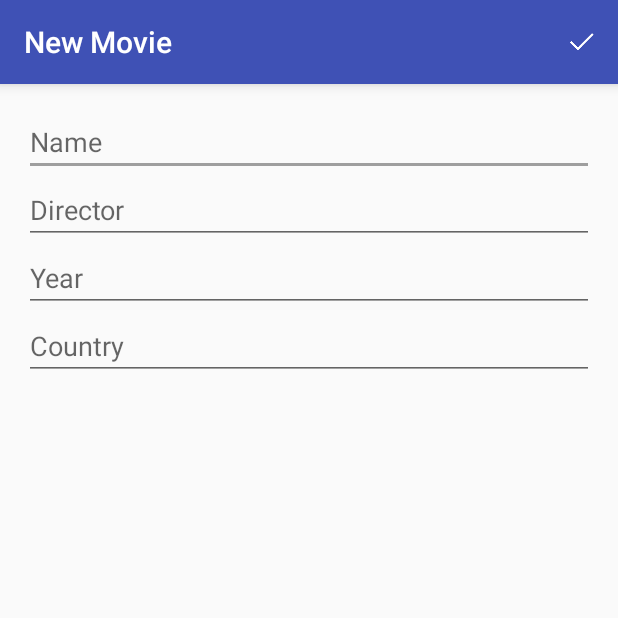
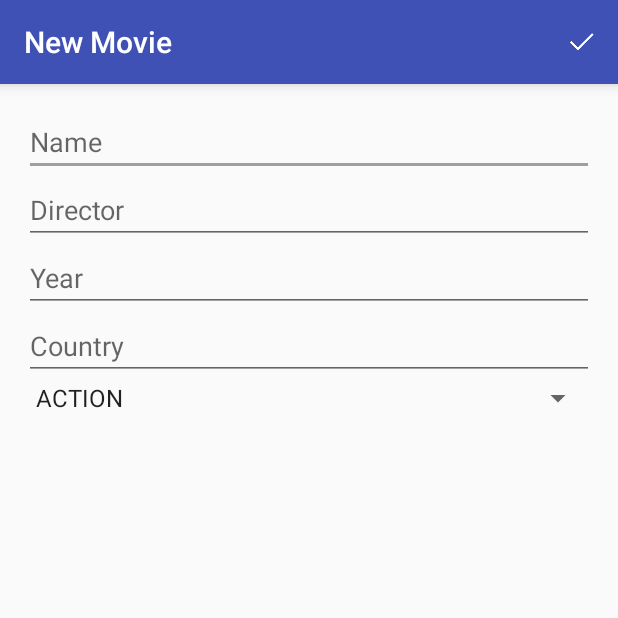
Before and after one commit to jhancarlosmj/AppMovies, an Android app: the MovieAddFragment screen opened directly, with no data from a screen before it, on a phone screen of 412 x 824 dp, the top half of it. Run offline under Robolectric (Android 15) with nearby library versions, the phone set to English and light mode, and no system bars.

Commit message:
POST movies created

```diff
--- /dev/null
+++ b/app/src/main/java/com/jhancarlos/appmovies/HttpRequest/AddMovieCallback.java
@@ -0,0 +1,10 @@
+package com.jhancarlos.appmovies.HttpRequest;
+
+import com.jhancarlos.appmovies.models.Movie;
+
+/**
+ * Created by Warren on 31/03/2015.
+ */
+public interface AddMovieCallback {
+	void onAddedMovieResult(Movie movie);
+}
--- a/app/src/main/java/com/jhancarlos/appmovies/HttpRequest/MoviesCallback.java
+++ b/app/src/main/java/com/jhancarlos/appmovies/HttpRequest/GetMoviesCallback.java
@@ -5,6 +5,6 @@ import com.jhancarlos.appmovies.models.Movie;
 /**
  * Created by Warren on 31/03/2015.
  */
-public interface MoviesCallback {
+public interface GetMoviesCallback {
 	void onGetMoviesResult(Movie[] movies);
 }
--- a/app/src/main/java/com/jhancarlos/appmovies/HttpRequest/HttpRequestPOST.java
+++ b/app/src/main/java/com/jhancarlos/appmovies/HttpRequest/HttpRequestPOST.java
@@ -3,6 +3,7 @@ package com.jhancarlos.appmovies.HttpRequest;
 import android.os.AsyncTask;
 import android.util.Log;
 
+import com.jhancarlos.appmovies.models.Movie;
 import com.jhancarlos.appmovies.util.Configuration;
 
 import org.springframework.http.ResponseEntity;
@@ -40,7 +41,7 @@ public class HttpRequestPOST extends AsyncTask<Void, Void, Object> {
 			RestTemplate restTemplate = new RestTemplate();
 			restTemplate.getMessageConverters().add(new MappingJackson2HttpMessageConverter());
 
-			ResponseEntity<Object> response = restTemplate.postForEntity(url, this.param, Object
+			ResponseEntity<Movie> response = restTemplate.postForEntity(url, this.param, Movie
 					.class);
 
 			Log.i("HttpRequestPOST", "doInBackground " + response.getStatusCode());
--- a/app/src/main/java/com/jhancarlos/appmovies/activities/BaseActivity.java
+++ b/app/src/main/java/com/jhancarlos/appmovies/activities/BaseActivity.java
@@ -2,13 +2,13 @@ package com.jhancarlos.appmovies.activities;
 
 import android.os.Bundle;
 import android.support.v4.app.Fragment;
-import android.support.v7.app.ActionBarActivity;
+import android.support.v7.app.AppCompatActivity;
 import android.support.v7.widget.Toolbar;
 
 import com.jhancarlos.appmovies.R;
 
 
-public abstract class BaseActivity extends ActionBarActivity {
+public abstract class BaseActivity extends AppCompatActivity {
 
     private Toolbar toolbar;
     private CharSequence mTitle;
--- a/app/src/main/java/com/jhancarlos/appmovies/activities/MovieActivity.java
+++ b/app/src/main/java/com/jhancarlos/appmovies/activities/MovieActivity.java
@@ -3,7 +3,7 @@ package com.jhancarlos.appmovies.activities;
 import android.os.Bundle;
 import android.support.v4.app.Fragment;
 
-import com.jhancarlos.appmovies.fragments.MoviesFragment;
+import com.jhancarlos.appmovies.fragments.GetMoviesFragment;
 
 /**
  * Created by Jhancarlos on 30/05/2015.
@@ -13,7 +13,7 @@ public class MovieActivity extends BaseActivity {
 
     @Override
     protected Fragment createFragment() {
-        return MoviesFragment.newInstance();
+        return GetMoviesFragment.newInstance();
     }
 
     @Override
--- a/app/src/main/java/com/jhancarlos/appmovies/activities/MovieAddActivity.java
+++ b/app/src/main/java/com/jhancarlos/appmovies/activities/MovieAddActivity.java
@@ -8,7 +8,6 @@ import android.view.MenuItem;
 
 import com.jhancarlos.appmovies.R;
 import com.jhancarlos.appmovies.fragments.MovieAddFragment;
-import com.jhancarlos.appmovies.fragments.MoviesFragment;
 
 /**
  * Created by DAM on 28/5/15.
--- a/app/src/main/java/com/jhancarlos/appmovies/fragments/MovieAddFragment.java
+++ b/app/src/main/java/com/jhancarlos/appmovies/fragments/MovieAddFragment.java
@@ -7,21 +7,26 @@ import android.util.Log;
 import android.view.LayoutInflater;
 import android.view.View;
 import android.view.ViewGroup;
+import android.widget.Spinner;
 import android.widget.TextView;
 
+import com.jhancarlos.appmovies.HttpRequest.AddMovieCallback;
+import com.jhancarlos.appmovies.Manager.MovieManagerPOST;
 import com.jhancarlos.appmovies.R;
+import com.jhancarlos.appmovies.models.Genre;
 import com.jhancarlos.appmovies.models.Movie;
 
 
 /**
  * Created by DAM on 21/5/15.
  */
-public class MovieAddFragment extends Fragment {
+public class MovieAddFragment extends Fragment implements AddMovieCallback {
 
 	private TextView mNameMovie;
 	private TextView mDirectorMovie;
 	private TextView mYearMovie;
 	private TextView mCountryMovie;
+	private Spinner mGenreSpinner;
 
 
 	public MovieAddFragment() {
@@ -44,45 +49,55 @@ public class MovieAddFragment extends Fragment {
 		mDirectorMovie = (TextView) root.findViewById(R.id.director_movie);
 		mYearMovie = (TextView) root.findViewById(R.id.year_movie);
 		mCountryMovie = (TextView) root.findViewById(R.id.country_movie);
+		mGenreSpinner = (Spinner) root.findViewById(R.id.genre_spinner);
 
 		return root;
 	}
-    public void addMovie(){
+
+	public void addMovie() {
 		Movie movie = new Movie();
 
 
-        if(mNameMovie.getText().toString().equals("")){
+		if (mNameMovie.getText().toString().equals("")) {
 			movie.setName("Default Title");
-        }else{
+		} else {
 			movie.setName(mNameMovie.getText().toString());
 		}
 
 
-        if(mDirectorMovie.getText().toString().equals("")){
+		if (mDirectorMovie.getText().toString().equals("")) {
 			movie.setDirector("Default Director");
-        }else{
+		} else {
 			movie.setDirector(mDirectorMovie.getText().toString());
 		}
 
-        if(mYearMovie.getText().toString().trim().equals("")){
+		if (mYearMovie.getText().toString().trim().equals("")) {
 			movie.setYear(1900);
-        }else{
+		} else {
 			movie.setYear(Integer.parseInt(mYearMovie.getText().toString().trim()));
 		}
 
-        if(mCountryMovie.getText().toString().equals("")){
+		if (mCountryMovie.getText().toString().equals("")) {
 			movie.setCountry("Default Country");
-        }else{
+		} else {
 			movie.setCountry(mCountryMovie.getText().toString());
 		}
 
-        /*MovieFactoryJson.data.add(movie);
+		movie.setGenre(Genre.valueOf(mGenreSpinner.getSelectedItem().toString()));
 
-        Log.d("Tamanyo data", "" + MovieFactoryJson.data.size());*/
-        Log.d("Movie add", "" + movie);
+		MovieManagerPOST.getInstance().setAppContext(getActivity().getApplicationContext());
+		MovieManagerPOST.getInstance().setAddMovieCallback(this);
+		MovieManagerPOST.getInstance().postMovieToServer(movie);
 
-        getActivity().finish();
+		Log.d("MovieAddFragment", "movieToAdd: " + movie);
+
+
 	}
 
 
+	@Override
+	public void onAddedMovieResult(Movie movie) {
+		Log.d("MovieAddFragment", "movieAdded: " + movie);
+		getActivity().finish();
 	}
+}
--- a/app/src/main/java/com/jhancarlos/appmovies/fragments/MovieDetailFragment.java
+++ b/app/src/main/java/com/jhancarlos/appmovies/fragments/MovieDetailFragment.java
@@ -29,6 +29,7 @@ public class MovieDetailFragment extends Fragment {
     private TextView mDirectorDetailMovie;
     private TextView mYearDetailMovie;
     private TextView mCountryDetailMovie;
+    private TextView mGenreDetailMovie;
     private Toolbar toolbar;
 
 
@@ -80,6 +81,9 @@ public class MovieDetailFragment extends Fragment {
         mCountryDetailMovie = (TextView) root.findViewById(R.id.movie_detail_country);
         mCountryDetailMovie.setText(currentMovie.getCountry());
 
+        mGenreDetailMovie = (TextView) root.findViewById(R.id.movie_detail_genre);
+        mGenreDetailMovie.setText(""+currentMovie.getGenre());
+
         return root;
     }
 
--- a/app/src/main/java/com/jhancarlos/appmovies/models/Genre.java
+++ b/app/src/main/java/com/jhancarlos/appmovies/models/Genre.java
@@ -1,5 +1,6 @@
 package com.jhancarlos.appmovies.models;
 
 public enum Genre {
-	ACTION, ADVENTURE, ANIMATION, COMEDY, CRIME, DOCUMENTARY, DRAMA, FANTASY, HISTORY, HORROR, MUSIC, ROMANCE, SCIFI, SPORT, THRILLER, WAR, WESTREN
+	ACTION, ADVENTURE, ANIMATION, COMEDY, CRIME, DOCUMENTARY, DRAMA, FANTASY, HISTORY, HORROR,
+	MUSIC, ROMANCE, SCIFI, SPORT, THRILLER, WAR, WESTERN
 }
--- a/app/src/main/res/layout/fragment_addmovie.xml
+++ b/app/src/main/res/layout/fragment_addmovie.xml
@@ -1,48 +1,60 @@
 <RelativeLayout xmlns:android="http://schemas.android.com/apk/res/android"
-    xmlns:tools="http://schemas.android.com/tools"
                 android:layout_width="match_parent"
                 android:layout_height="match_parent"
+                android:gravity="center_horizontal"
+                android:id="@+id/addmovie_layout"
+                android:paddingBottom="@dimen/activity_vertical_margin"
                 android:paddingLeft="@dimen/activity_horizontal_margin"
                 android:paddingRight="@dimen/activity_horizontal_margin"
-    android:paddingTop="@dimen/activity_vertical_margin"
-    android:paddingBottom="@dimen/activity_vertical_margin"
-    android:gravity="center_horizontal">
+                android:paddingTop="@dimen/activity_vertical_margin">
 
 
 	<EditText
+		android:id="@+id/name_movie"
 		android:layout_width="match_parent"
 		android:layout_height="wrap_content"
-        android:id="@+id/name_movie"
-        android:layout_alignParentTop="true"
 		android:layout_alignParentLeft="true"
 		android:layout_alignParentStart="true"
-        android:hint="Name" />
+		android:layout_alignParentTop="true"
+		android:hint="Name"/>
 
 	<EditText
+		android:id="@+id/director_movie"
 		android:layout_width="match_parent"
 		android:layout_height="wrap_content"
-        android:id="@+id/director_movie"
-        android:layout_below="@+id/name_movie"
 		android:layout_alignParentLeft="true"
 		android:layout_alignParentStart="true"
-        android:hint="Director" />
+		android:layout_below="@+id/name_movie"
+		android:hint="Director"/>
 
 	<EditText
+		android:id="@+id/year_movie"
 		android:layout_width="match_parent"
 		android:layout_height="wrap_content"
-        android:id="@+id/year_movie"
-        android:layout_below="@+id/director_movie"
 		android:layout_alignParentLeft="true"
 		android:layout_alignParentStart="true"
+		android:layout_below="@+id/director_movie"
 		android:hint="Year"
-        android:inputType="number" />
+		android:inputType="number"/>
 
 	<EditText
+		android:id="@+id/country_movie"
 		android:layout_width="match_parent"
 		android:layout_height="wrap_content"
-        android:id="@+id/country_movie"
-        android:layout_below="@+id/year_movie"
 		android:layout_alignParentLeft="true"
 		android:layout_alignParentStart="true"
-        android:hint="Country" />
+		android:layout_below="@+id/year_movie"
+		android:hint="Country"/>
+
+	<Spinner
+		android:id="@+id/genre_spinner"
+		android:layout_width="match_parent"
+		android:layout_height="wrap_content"
+		android:entries="@array/genres"
+	    android:layout_below="@+id/country_movie"
+		android:layout_alignParentLeft="true"
+		android:layout_alignParentStart="true"
+
+		/>
+
 </RelativeLayout>
--- a/app/src/main/res/values/strings.xml
+++ b/app/src/main/res/values/strings.xml
@@ -13,4 +13,25 @@
     <string name="detail_movie">Detail Movie</string>
     <string name="card_delete">Delete</string>
     <string name="description_card">Description card movie</string>
+    <string-array name="genres">
+        <item>ACTION</item>
+        <item>ADVENTURE</item>
+        <item>ANIMATION</item>
+        <item>COMEDY</item>
+        <item>CRIME</item>
+        <item>DOCUMENTARY</item>
+        <item>DRAMA</item>
+        <item>FANTASY</item>
+        <item>HISTORY</item>
+        <item>HORROR</item>
+        <item>MUSIC</item>
+        <item>ROMANCE</item>
+        <item>SCIFI</item>
+        <item>SPORT</item>
+        <item>THRILLER</item>
+        <item>WAR</item>
+        <item>WESTERN</item>
+    </string-array>
 </resources>
+   <!-- ACTION, ADVENTURE, ANIMATION, COMEDY, CRIME, DOCUMENTARY, DRAMA, FANTASY, HISTORY, HORROR,
+    MUSIC, ROMANCE, SCIFI, SPORT, THRILLER, WAR, WESTREN-->
```
Also changed, not shown: app/src/main/java/com/jhancarlos/appmovies/Manager/MovieManagerPOST.java (added, +82 -0 lines), app/src/main/java/com/jhancarlos/appmovies/Manager/MoviesManagerGET.java (+7 -7 lines), app/src/main/java/com/jhancarlos/appmovies/fragments/GetMoviesFragment.java (renamed from app/src/main/java/com/jhancarlos/appmovies/fragments/MoviesFragment.java, +10 -7 lines), app/src/main/java/com/jhancarlos/appmovies/util/HttpUtils.java (added, +21 -0 lines), app/src/main/res/layout/fragment_detailmovie.xml (+14 -0 lines). Lines whose indentation alone changed are shown as unchanged.
